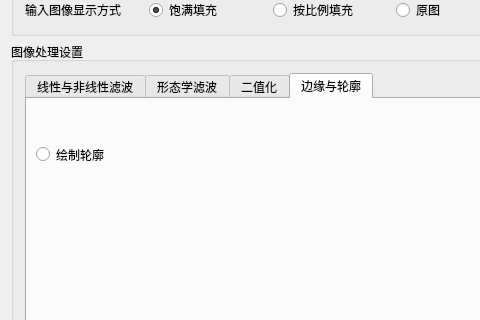
Above: contour/mainwindow.ui from BugAngel/ImageProcessingTeachingSoftware before the change; both pictures show x 0 to 480 and y 358 to 678 of the 1062 by 771 pixel window. Below: the same form after it.
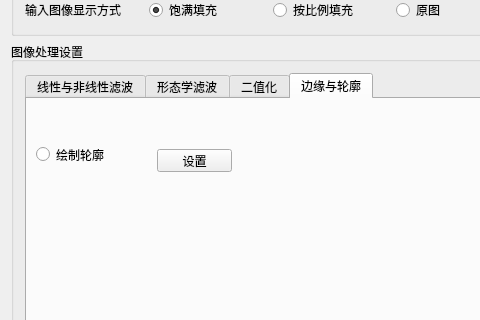
That is the form after the change.

The edit to the form file:
```diff
--- a/contour/mainwindow.ui
+++ b/contour/mainwindow.ui
@@ -610,6 +610,19 @@
             <string notr="true">contourButtonGroup</string>
            </attribute>
           </widget>
+          <widget class="QPushButton" name="contourButton">
+           <property name="geometry">
+            <rect>
+             <x>130</x>
+             <y>50</y>
+             <width>75</width>
+             <height>23</height>
+            </rect>
+           </property>
+           <property name="text">
+            <string>设置</string>
+           </property>
+          </widget>
          </widget>
         </widget>
        </item>
```
Left out of the diff: 6 changed lines with no effect on the pictures.
